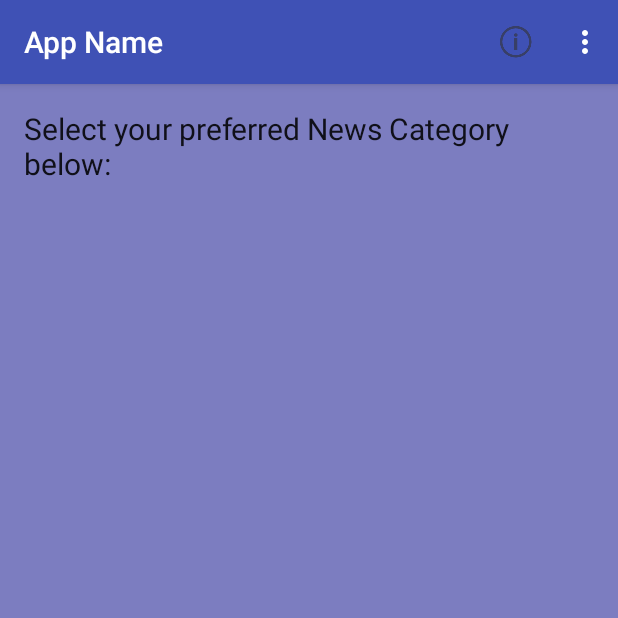
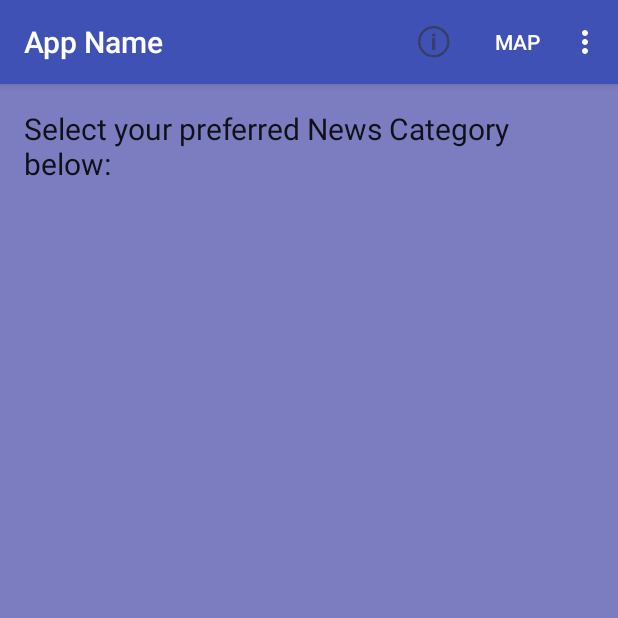
Before and after one commit to CallumF15/MD_Coursework, an Android app: the screen it shows after launch (MainActivity), on a phone screen of 412 x 824 dp, the top half of it. Run offline under Robolectric (Android 15) with nearby library versions, the phone set to English and light mode, and no system bars; 1 statement that could not run was skipped.

Commit message:
Maps working under Google API 21

```diff
--- a/app/src/main/res/menu/main_menu.xml
+++ b/app/src/main/res/menu/main_menu.xml
@@ -8,6 +8,10 @@
         android:title="about"
         app:showAsAction="always"/>
 
+    <item android:id="@+id/map"
+        android:title="Map"
+        app:showAsAction="ifRoom"/>
+
     <item android:id="@+id/quit"
         android:title="Quit" />
 
```
